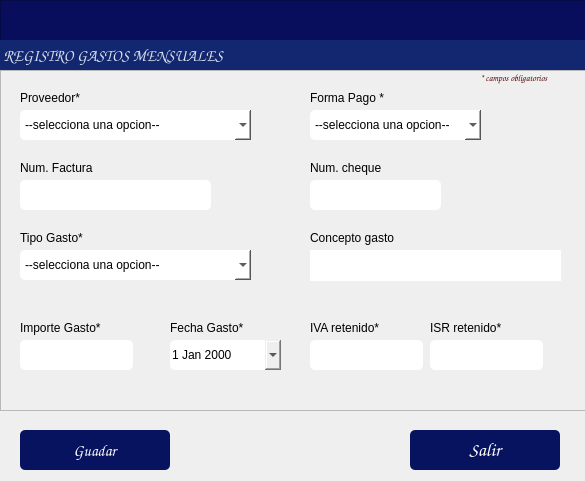
alucard8130/app_gest_adm.v1_exe, file gui/formRegGastos.ui: the form before one commit.
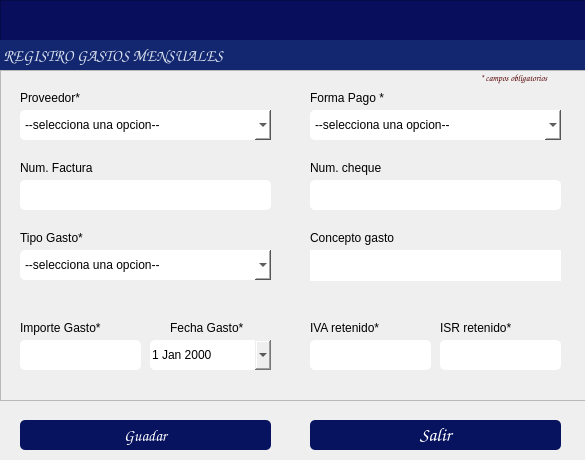
The form after the commit. Icons and pictures are not drawn.

Diff of the .ui file:
```diff
--- a/gui/formRegGastos.ui
+++ b/gui/formRegGastos.ui
@@ -10,7 +10,7 @@
     <x>0</x>
     <y>0</y>
     <width>585</width>
-    <height>481</height>
+    <height>460</height>
    </rect>
   </property>
   <property name="windowTitle">
@@ -23,9 +23,9 @@
    <property name="geometry">
     <rect>
      <x>20</x>
-     <y>430</y>
-     <width>150</width>
-     <height>40</height>
+     <y>420</y>
+     <width>251</width>
+     <height>30</height>
     </rect>
    </property>
    <property name="font">
@@ -56,10 +56,10 @@
   <widget class="QPushButton" name="btnSalir">
    <property name="geometry">
     <rect>
-     <x>410</x>
-     <y>430</y>
-     <width>150</width>
-     <height>40</height>
+     <x>310</x>
+     <y>420</y>
+     <width>251</width>
+     <height>30</height>
     </rect>
    </property>
    <property name="font">
@@ -148,7 +148,7 @@
      <x>0</x>
      <y>70</y>
      <width>641</width>
-     <height>341</height>
+     <height>331</height>
     </rect>
    </property>
    <property name="frameShape">
@@ -162,7 +162,7 @@
      <rect>
       <x>20</x>
       <y>180</y>
-      <width>231</width>
+      <width>251</width>
       <height>30</height>
      </rect>
     </property>
@@ -298,9 +298,9 @@
    <widget class="QDateEdit" name="boxDate">
     <property name="geometry">
      <rect>
-      <x>170</x>
+      <x>150</x>
       <y>270</y>
-      <width>111</width>
+      <width>121</width>
       <height>30</height>
      </rect>
     </property>
@@ -368,7 +368,7 @@
      <rect>
       <x>20</x>
       <y>270</y>
-      <width>113</width>
+      <width>121</width>
       <height>30</height>
      </rect>
     </property>
@@ -418,7 +418,7 @@
      <rect>
       <x>310</x>
       <y>40</y>
-      <width>171</width>
+      <width>251</width>
       <height>30</height>
      </rect>
     </property>
@@ -462,7 +462,7 @@
      <rect>
       <x>20</x>
       <y>40</y>
-      <width>231</width>
+      <width>251</width>
       <height>30</height>
      </rect>
     </property>
@@ -481,7 +481,7 @@
      <rect>
       <x>310</x>
       <y>270</y>
-      <width>113</width>
+      <width>121</width>
       <height>30</height>
      </rect>
     </property>
@@ -492,7 +492,7 @@
    <widget class="QLabel" name="label_14">
     <property name="geometry">
      <rect>
-      <x>430</x>
+      <x>440</x>
       <y>250</y>
       <width>101</width>
       <height>16</height>
@@ -505,9 +505,9 @@
    <widget class="QLineEdit" name="txtISR_ret">
     <property name="geometry">
      <rect>
-      <x>430</x>
+      <x>440</x>
       <y>270</y>
-      <width>113</width>
+      <width>121</width>
       <height>30</height>
      </rect>
     </property>
@@ -533,7 +533,7 @@
      <rect>
       <x>20</x>
       <y>110</y>
-      <width>191</width>
+      <width>251</width>
       <height>30</height>
      </rect>
     </property>
@@ -546,7 +546,7 @@
      <rect>
       <x>310</x>
       <y>110</y>
-      <width>131</width>
+      <width>251</width>
       <height>30</height>
      </rect>
     </property>
```
